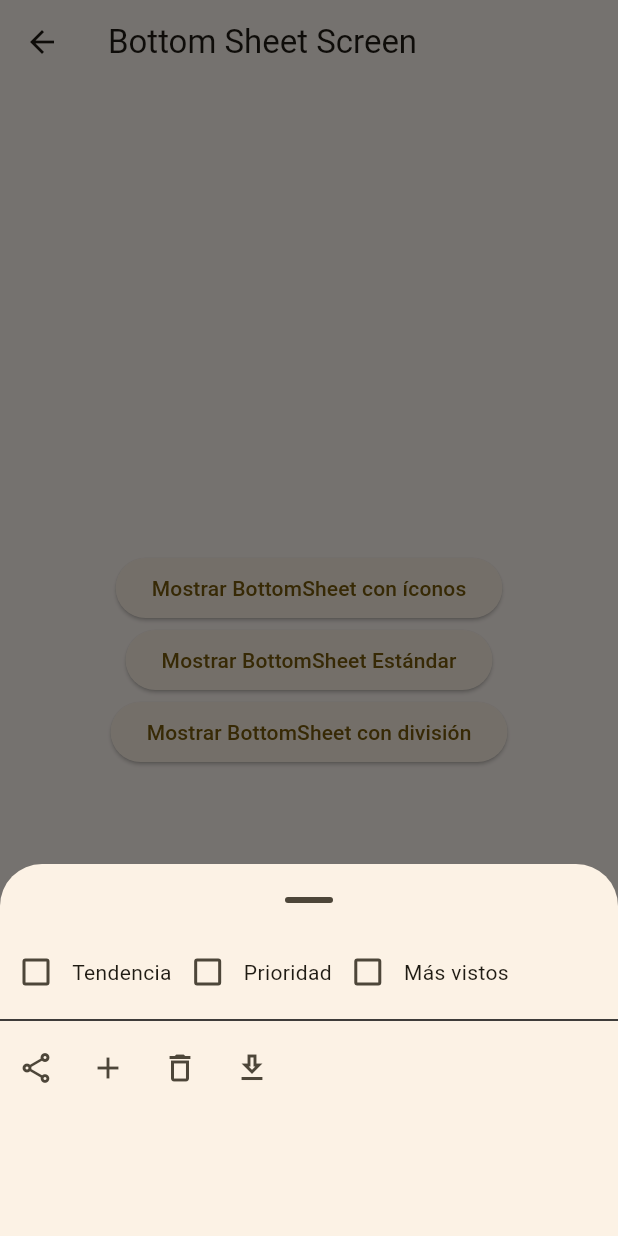
After one commit to jaimetellezb/flutter_widgets_app, a Flutter app: the BottomSheetScreen screen opened by its route, after a tap on "Mostrar BottomSheet Estándar", after a tap on "Mostrar BottomSheet con división", on a phone screen of 412 x 824 dp. The commit adds this screen. Run offline on Flutter 3.47's test engine with Material 3 defaults, Android fonts, the phone set to English and light mode, and no system bars; our stand-ins replace go_router.

Commit message:
bottomSheet and AlertDialog

```diff
--- a/lib/configs/constants/constants.dart
+++ b/lib/configs/constants/constants.dart
@@ -38,6 +38,16 @@ enum RouteProperties {
     name: 'snackbar-screen',
     path: 'snackbar',
     label: 'SnackBars',
+  ),
+  bottomSheetScreen(
+    name: 'bottom-sheet-screen',
+    path: 'bottom-sheet',
+    label: 'Bottom Sheets',
+  ),
+  alertDialogScreen(
+    name: 'alert-dialog-screen',
+    path: 'alert-dialog',
+    label: 'Diálogos',
   );
 
   final String name;
--- a/lib/configs/router/app_router.dart
+++ b/lib/configs/router/app_router.dart
@@ -46,6 +46,16 @@ final appRouter = GoRouter(
           path: RouteProperties.snackBarScreen.path,
           builder: (context, state) => const SnackBarScreen(),
         ),
+        GoRoute(
+          name: RouteProperties.bottomSheetScreen.name,
+          path: RouteProperties.bottomSheetScreen.path,
+          builder: (context, state) => const BottomSheetScreen(),
+        ),
+        GoRoute(
+          name: RouteProperties.alertDialogScreen.name,
+          path: RouteProperties.alertDialogScreen.path,
+          builder: (context, state) => const AlertDialogScreen(),
+        ),
       ],
     ),
   ],
--- a/lib/configs/theme/app_theme.dart
+++ b/lib/configs/theme/app_theme.dart
@@ -1,6 +1,5 @@
 import 'package:flutter/material.dart';
 
 class AppTheme {
-  ThemeData theme() => ThemeData(
-      buttonTheme: const ButtonThemeData(disabledColor: Colors.amber));
+  ThemeData theme() => ThemeData(colorSchemeSeed: Colors.amber);
 }
--- /dev/null
+++ b/lib/screens/bottom_sheet_screen.dart
@@ -0,0 +1,213 @@
+import 'package:flutter/material.dart';
+
+class BottomSheetScreen extends StatelessWidget {
+  const BottomSheetScreen({super.key});
+
+  @override
+  Widget build(BuildContext context) {
+    return Scaffold(
+      appBar: AppBar(
+        title: const Text('Bottom Sheet Screen'),
+      ),
+      body: const Center(
+        child: Column(
+          mainAxisAlignment: MainAxisAlignment.center,
+          children: [
+            BottomSheetModal(),
+            BottomSheetModal2(),
+            BottomSheetModal3()
+          ],
+        ),
+      ),
+    );
+  }
+}
+
+class BottomSheetModal extends StatelessWidget {
+  const BottomSheetModal({
+    super.key,
+  });
+
+  @override
+  Widget build(BuildContext context) {
+    return ElevatedButton(
+      onPressed: () {
+        showModalBottomSheet<void>(
+          context: context,
+          builder: (BuildContext context) {
+            return SizedBox(
+              height: 200,
+              width: double.infinity,
+              child: Column(
+                mainAxisAlignment: MainAxisAlignment.center,
+                children: [
+                  Row(
+                    mainAxisAlignment: MainAxisAlignment.start,
+                    children: [
+                      IconButton(
+                        onPressed: () {},
+                        icon: const Icon(Icons.share_outlined),
+                      ),
+                      const Text('Compartir')
+                    ],
+                  ),
+                  Row(
+                    mainAxisAlignment: MainAxisAlignment.start,
+                    children: [
+                      IconButton(
+                        onPressed: () {},
+                        icon: const Icon(Icons.delete_outline),
+                      ),
+                      const Text('Eliminar')
+                    ],
+                  ),
+                  Row(
+                    mainAxisAlignment: MainAxisAlignment.start,
+                    children: [
+                      IconButton(
+                        onPressed: () {},
+                        icon: const Icon(Icons.edit_note_outlined),
+                      ),
+                      const Text('Editar')
+                    ],
+                  ),
+                ],
+              ),
+            );
+          },
+        );
+      },
+      child: const Text('Mostrar BottomSheet con íconos'),
+    );
+  }
+}
+
+class BottomSheetModal2 extends StatelessWidget {
+  const BottomSheetModal2({
+    super.key,
+  });
+
+  @override
+  Widget build(BuildContext context) {
+    return ElevatedButton(
+      onPressed: () {
+        showBottomSheet(
+            context: context,
+            showDragHandle: true,
+            builder: (context) {
+              return SizedBox(
+                height: 200,
+                width: double.infinity,
+                child: Padding(
+                  padding: const EdgeInsets.all(8.0),
+                  child: Column(
+                    mainAxisAlignment: MainAxisAlignment.center,
+                    mainAxisSize: MainAxisSize.min,
+                    children: [
+                      const Text(
+                          'Mostramos información permanente sobre un BottomSheet.'
+                          'Puede seguir interactuando con la pantalla.'),
+                      const SizedBox(
+                        height: 10,
+                      ),
+                      ElevatedButton(
+                        onPressed: () {
+                          Navigator.pop(context);
+                        },
+                        child: const Text('Cerrar'),
+                      ),
+                    ],
+                  ),
+                ),
+              );
+            });
+      },
+      child: const Text('Mostrar BottomSheet Estándar'),
+    );
+  }
+}
+
+class BottomSheetModal3 extends StatelessWidget {
+  const BottomSheetModal3({
+    super.key,
+  });
+
+  @override
+  Widget build(BuildContext context) {
+    return ElevatedButton(
+      onPressed: () {
+        showModalBottomSheet<void>(
+          showDragHandle: true,
+          context: context,
+          builder: (BuildContext context) {
+            return SizedBox(
+              height: 200,
+              width: double.infinity,
+              child: Column(
+                mainAxisAlignment: MainAxisAlignment.start,
+                mainAxisSize: MainAxisSize.min,
+                children: [
+                  Row(
+                    children: [
+                      Row(
+                        children: [
+                          Checkbox(
+                            value: false,
+                            onChanged: (value) {},
+                          ),
+                          const Text('Tendencia')
+                        ],
+                      ),
+                      Row(
+                        children: [
+                          Checkbox(
+                            value: false,
+                            onChanged: (value) {},
+                          ),
+                          const Text('Prioridad')
+                        ],
+                      ),
+                      Row(
+                        children: [
+                          Checkbox(
+                            value: false,
+                            onChanged: (value) {},
+                          ),
+                          const Text('Más vistos')
+                        ],
+                      ),
+                    ],
+                  ),
+                  const Divider(
+                    color: Colors.black,
+                  ),
+                  Row(
+                    children: [
+                      IconButton(
+                        onPressed: () {},
+                        icon: const Icon(Icons.share_outlined),
+                      ),
+                      IconButton(
+                        onPressed: () {},
+                        icon: const Icon(Icons.add_outlined),
+                      ),
+                      IconButton(
+                        onPressed: () {},
+                        icon: const Icon(Icons.delete_outline),
+                      ),
+                      IconButton(
+                        onPressed: () {},
+                        icon: const Icon(Icons.download_outlined),
+                      ),
+                    ],
+                  ),
+                ],
+              ),
+            );
+          },
+        );
+      },
+      child: const Text('Mostrar BottomSheet con división'),
+    );
+  }
+}
--- a/lib/screens/screens.dart
+++ b/lib/screens/screens.dart
@@ -1,4 +1,6 @@
+export 'alert_dialog_screen.dart';
 export 'badge_screen.dart';
+export 'bottom_sheet_screen.dart';
 export 'button_screen.dart';
 export 'floating_button_screen.dart';
 export 'home_screen.dart';
```
Also changed, not shown: lib/configs/wigdet_category.dart (+10 -0 lines), lib/screens/alert_dialog_screen.dart (added, +227 -0 lines).
